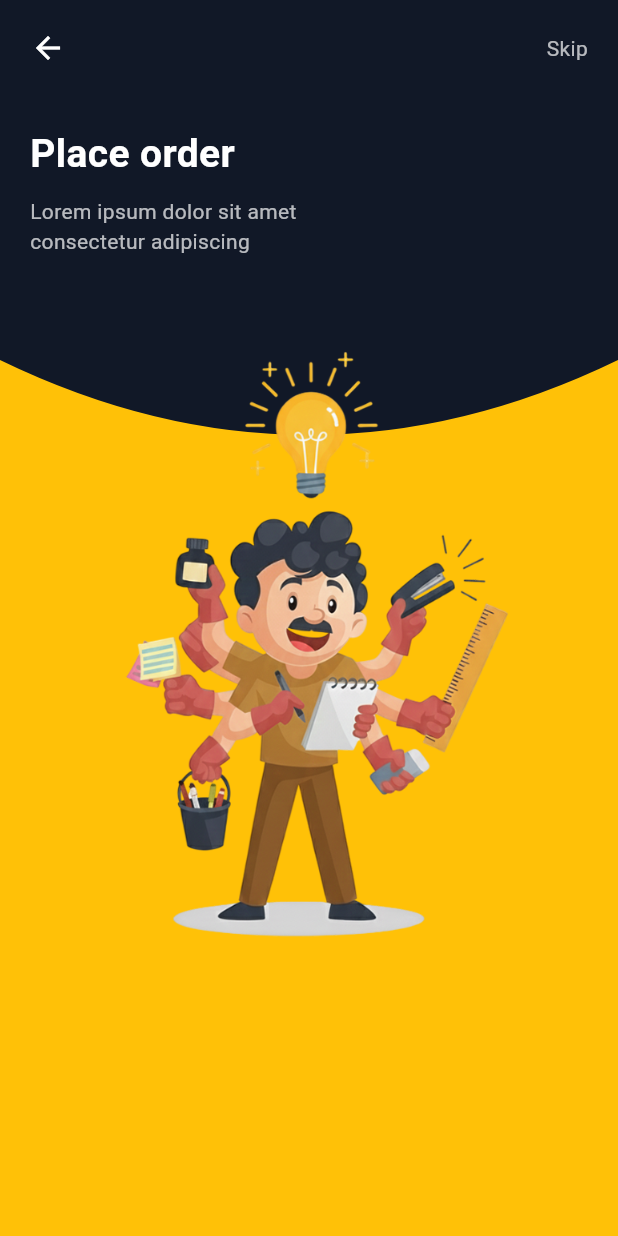
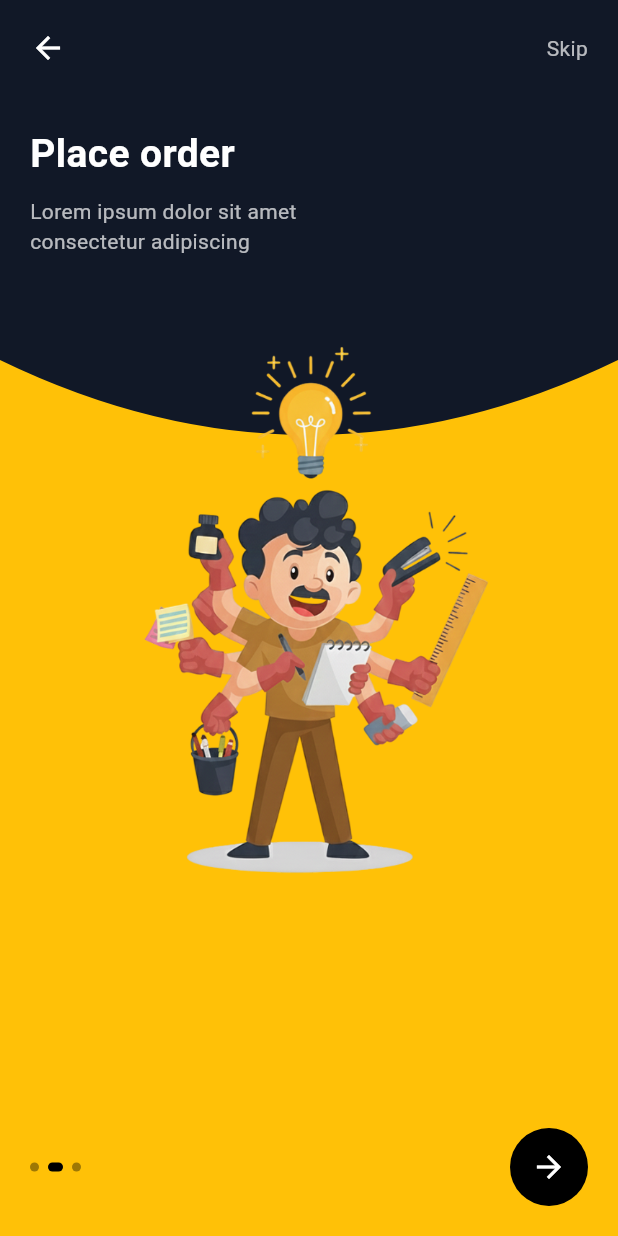
Before and after one commit to dwiilhammaulana/UAS_Mobile_App, a Flutter app: the screen it shows after launch, after a tap on the "arrow forward" icon, on a phone screen of 412 x 824 dp. Run offline on Flutter 3.47's test engine with Material 3 defaults, Android fonts, the phone set to English and light mode, and no system bars; our stand-ins replace google_fonts, supabase_flutter; accounts and stored records are empty.

Commit message:
code perbaikan error

```diff
--- a/lib/main.dart
+++ b/lib/main.dart
@@ -1,5 +1,5 @@
 import 'package:flutter/material.dart';
-import 'package:uas_mobile_app/page/intro.dart';
+// import 'package:uas_mobile_app/page/intro.dart';
 import 'package:uas_mobile_app/page/splash_screen1.dart';
 
 void main(){
@@ -13,7 +13,7 @@ class MyApp extends StatelessWidget {
   Widget build(BuildContext context) {
     return const MaterialApp(
       debugShowCheckedModeBanner: true,
-      home: IntroAnimationPage(),
+      home: SplashPageOne(),
     );
   }
 }
--- a/lib/page/splash_screen1.dart
+++ b/lib/page/splash_screen1.dart
@@ -1,6 +1,5 @@
 import 'package:flutter/material.dart';
 import 'package:uas_mobile_app/page/splash_screen2.dart';
-import 'package:uas_mobile_app/page/splash_screen3.dart';
 
 class SplashPageOne extends StatelessWidget {
   const SplashPageOne({super.key});
--- a/lib/page/splash_screen2.dart
+++ b/lib/page/splash_screen2.dart
@@ -1,7 +1,21 @@
 import 'package:flutter/material.dart';
+// import 'package:uas_mobile_app/page/login.dart';
+import 'package:uas_mobile_app/page/splash_screen3.dart';
 
 class SplashPageTwo extends StatelessWidget {
   const SplashPageTwo({super.key});
+
+static Widget _dot(bool active) {
+  return Container(
+    margin: const EdgeInsets.only(right: 6),
+    width: active ? 10 : 6,
+    height: 6,
+    decoration: BoxDecoration(
+      color: active ? Colors.black : Colors.black38,
+      borderRadius: BorderRadius.circular(10),
+    ),
+  );
+}
 
   @override
   Widget build(BuildContext context) {
@@ -9,6 +23,7 @@ class SplashPageTwo extends StatelessWidget {
       backgroundColor: const Color(0xFFFFC107),
       body: Stack(
         children: [
+          // Masukkan ke dalam children Stack di Tahap 1
           ClipPath(
             clipper: TopCurveClipper(),
             child: Container(
@@ -17,6 +32,8 @@ class SplashPageTwo extends StatelessWidget {
               color: const Color(0xFF111827),
             ),
           ),
+
+          // icon kembali dan skip (masih dummy)
           SafeArea(
             child: Padding(
               padding: const EdgeInsets.all(20),
@@ -25,11 +42,14 @@ class SplashPageTwo extends StatelessWidget {
                 children: [
                   Row(
                     mainAxisAlignment: MainAxisAlignment.spaceBetween,
-                    children: const [
-                      Icon(Icons.arrow_back, color: Colors.white),
-                      Text(
-                        "Skip",
-                        style: TextStyle(color: Colors.white70),
+                    children: [
+                      const Icon(Icons.arrow_back, color: Colors.white),
+                      GestureDetector(
+                        onTap: () {},
+                        child: const Text(
+                          "Skip",
+                          style: TextStyle(color: Colors.white70, fontSize: 14),
+                        ),
                       ),
                     ],
                   ),
@@ -45,18 +65,47 @@ class SplashPageTwo extends StatelessWidget {
                   const SizedBox(height: 10),
                   const Text(
                     "Lorem ipsum dolor sit amet\nconsectetur adipiscing",
-                    style: TextStyle(color: Colors.white70),
+                    style: TextStyle(color: Colors.white70, fontSize: 14),
                   ),
                   const SizedBox(height: 30),
                   Expanded(
                     child: Align(
                       alignment: Alignment.topCenter,
-                      child: Image.asset(
-                        'assets/images/2.png',
-                        fit: BoxFit.contain,
+                      child: FractionallySizedBox(
+                        widthFactor: 0.9,
+                        child: Image.asset(
+                          'assets/images/2.png',
+                          fit: BoxFit.contain,
+                        ),
                       ),
                     ),
                   ),
+
+                  Row(
+  mainAxisAlignment: MainAxisAlignment.spaceBetween,
+  children: [
+    Row(children: [_dot(false), _dot(true), _dot(false)]),
+    CircleAvatar(
+      radius: 26,
+      backgroundColor: Colors.black,
+      child: IconButton(
+        icon: const Icon(Icons.arrow_forward, color: Colors.white),
+        onPressed: () {
+          Navigator.pushReplacement(
+            context,
+            PageRouteBuilder(
+              pageBuilder: (_, __, ___) => const SplashPageThree(),
+              transitionsBuilder: (_, animation, __, child) {
+                return FadeTransition(opacity: animation, child: child);
+              },
+              transitionDuration: const Duration(milliseconds: 200),
+            ),
+          );
+        },
+      ),
+    ),
+  ],
+),
                 ],
               ),
             ),
@@ -65,20 +114,9 @@ class SplashPageTwo extends StatelessWidget {
       ),
     );
   }
-
-
-  static Widget _dot(bool active) {
-    return Container(
-      width: active ? 10 : 6,
-      height: 6,
-      decoration: BoxDecoration(
-        color: active ? Colors.black : Colors.black38,
-        borderRadius: BorderRadius.circular(10),
-      ),
-    );
-  }
 }
 
+// ini untuk buat lengkungan item diatas
 class TopCurveClipper extends CustomClipper<Path> {
   @override
   Path getClip(Size size) {
--- a/pubspec.yaml
+++ b/pubspec.yaml
@@ -63,6 +63,7 @@ flutter:
     - assets/images/1.png
     - assets/images/2.png
     - assets/images/3.png
+    - assets/icon/Note_Z.png
 
   # An image asset can refer to one or more resolution-specific "variants", see
   # https://flutter.dev/to/resolution-aware-images
```
Also changed, not shown: lib/page/home.dart (+33 -1 lines), assets/icon/Note_Z.png (added).
